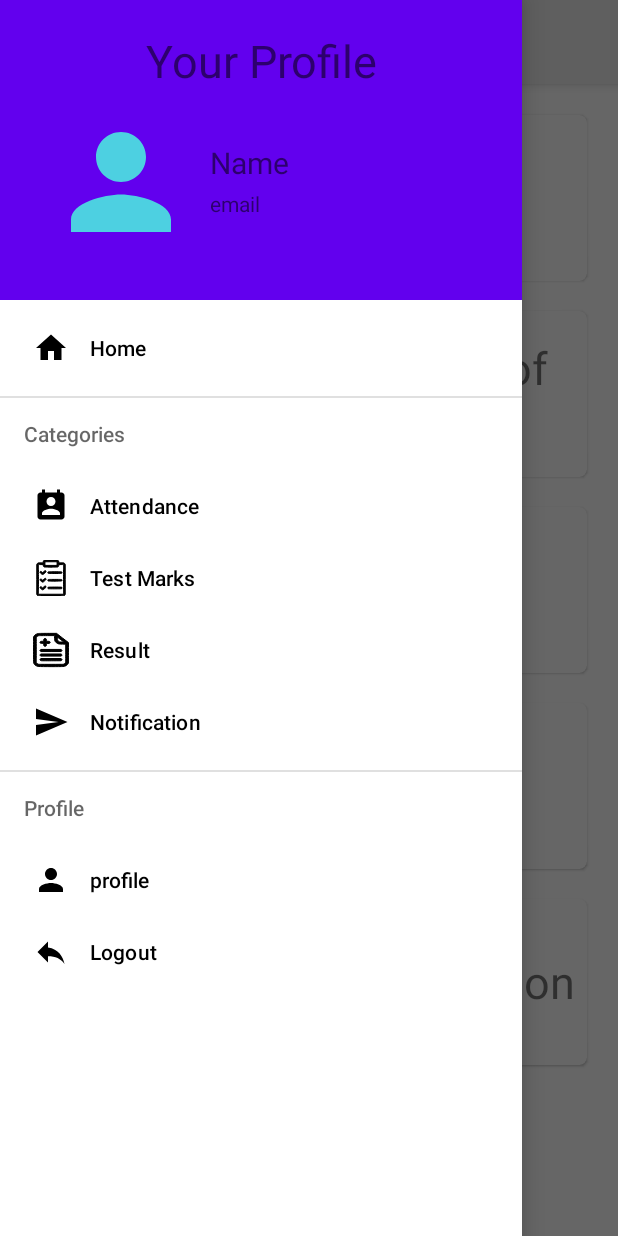
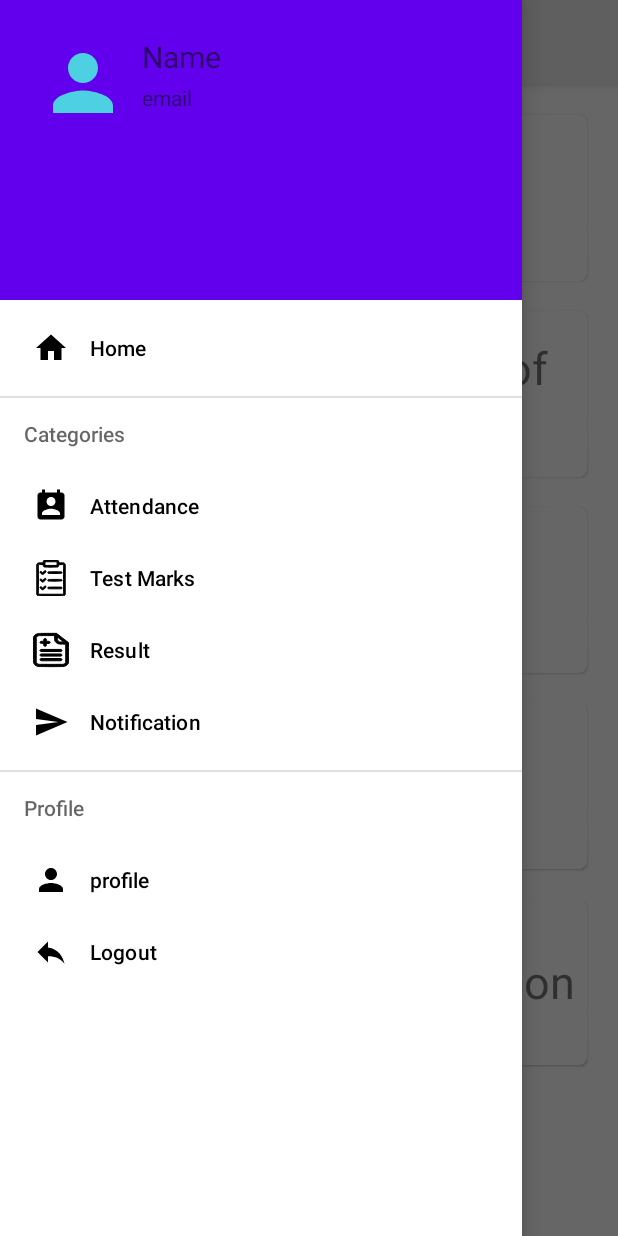
Before and after one commit to MaryumHabibQureshi/SchoolApplicationProject, an Android app: the screen it shows after launch once a user with an empty profile is signed in (MainActivity), with the side drawer open, on a phone screen of 412 x 824 dp. Run offline under Robolectric (Android 15) with nearby library versions, the phone set to English and light mode, and no system bars; our stand-ins replace Firebase (no records; nobody signed in at launch, a user with empty details on screens opened directly).

Commit message:
5th commit

```diff
--- a/app/src/main/AndroidManifest.xml
+++ b/app/src/main/AndroidManifest.xml
@@ -11,7 +11,8 @@
         android:roundIcon="@mipmap/ic_launcher_round"
         android:supportsRtl="true"
         android:theme="@style/AppTheme">
-        <activity android:name=".ParentDashboard"></activity>
+        <activity android:name=".AttendanceActivity"></activity>
+        <activity android:name=".ParentDashboard" />
         <activity android:name=".RegisterActivity" />
         <activity android:name=".LoginActivity" />
         <activity android:name=".MainActivity" />
--- a/app/src/main/java/com/example/schoolapplicationproject/MainActivity.java
+++ b/app/src/main/java/com/example/schoolapplicationproject/MainActivity.java
@@ -58,6 +58,7 @@ public class MainActivity extends AppCompatActivity { //this class is teacher da
         userId = firebaseAuth.getCurrentUser().getUid();
         final DocumentReference documentReference = firebaseFirestore.collection("teacher").document(userId);
 
+        binding.navigationView.bringToFront();
         binding.navigationView.setNavigationItemSelectedListener(new NavigationView.OnNavigationItemSelectedListener() {
             @Override
             public boolean onNavigationItemSelected(@NonNull MenuItem item) {
@@ -83,7 +84,7 @@ public class MainActivity extends AppCompatActivity { //this class is teacher da
                     case R.id.nav_logout:
                         Toast.makeText(MainActivity.this, "logout", Toast.LENGTH_SHORT).show();
                         FirebaseAuth.getInstance().signOut();
-                        Intent intent = new Intent(getApplicationContext(),MainActivity.class);
+                        Intent intent = new Intent(getApplicationContext(),LoginActivity.class);
                         startActivity(intent);
                         finish();
                         break;
--- a/app/src/main/java/com/example/schoolapplicationproject/Teacher.java
+++ b/app/src/main/java/com/example/schoolapplicationproject/Model/Teacher.java
@@ -1,4 +1,4 @@
-package com.example.schoolapplicationproject;
+package com.example.schoolapplicationproject.Model;
 
 public class Teacher {
     private String name;
--- a/app/src/main/java/com/example/schoolapplicationproject/Users.java
+++ b/app/src/main/java/com/example/schoolapplicationproject/Model/Users.java
@@ -1,4 +1,4 @@
-package com.example.schoolapplicationproject;
+package com.example.schoolapplicationproject.Model;
 
 public class Users {
     private String email;
--- a/app/src/main/java/com/example/schoolapplicationproject/RegisterActivity.java
+++ b/app/src/main/java/com/example/schoolapplicationproject/RegisterActivity.java
@@ -10,6 +10,7 @@ import android.view.View;
 import android.widget.RadioButton;
 import android.widget.Toast;
 
+import com.example.schoolapplicationproject.Model.Users;
 import com.example.schoolapplicationproject.databinding.ActivityRegisterBinding;
 import com.google.android.gms.tasks.OnCompleteListener;
 import com.google.android.gms.tasks.OnFailureListener;
@@ -17,7 +18,6 @@ import com.google.android.gms.tasks.OnSuccessListener;
 import com.google.android.gms.tasks.Task;
 import com.google.firebase.auth.AuthResult;
 import com.google.firebase.auth.FirebaseAuth;
-import com.google.firebase.auth.FirebaseUser;
 import com.google.firebase.firestore.DocumentReference;
 import com.google.firebase.firestore.FirebaseFirestore;
 
--- a/app/src/main/res/layout/header.xml
+++ b/app/src/main/res/layout/header.xml
@@ -3,27 +3,13 @@
     xmlns:android="http://schemas.android.com/apk/res/android"
     android:layout_width="match_parent"
     android:layout_height="200dp"
-    android:orientation="vertical"
+    android:orientation="horizontal"
     android:background="@color/colorPrimary"
-    android:gravity="bottom"
+    android:gravity="top"
     android:padding="20dp">
-
-    <TextView
-        android:layout_width="match_parent"
-        android:layout_height="wrap_content"
-        android:text="Your Profile"
-        android:textSize="30sp"
-        android:textAlignment="center"/>
-
-    <LinearLayout
-        android:layout_width="match_parent"
-        android:layout_height="wrap_content"
-        android:layout_margin="5dp"
-        android:orientation="horizontal">
-
         <ImageView
-            android:layout_width="100dp"
-            android:layout_height="100dp"
+            android:layout_width="60dp"
+            android:layout_height="60dp"
             android:id="@+id/img_profile_pic"
             android:src="@drawable/ic_default_person"
             android:layout_margin="5dp" />
@@ -32,7 +18,7 @@
             android:layout_width="wrap_content"
             android:layout_height="wrap_content"
             android:layout_margin="2dp"
-            android:layout_gravity="center"
+            android:layout_gravity="top"
             android:orientation="vertical">
 
             <TextView
@@ -76,6 +62,4 @@
 
         </LinearLayout>
 
-    </LinearLayout>
-
 </LinearLayout>
```
Also changed, not shown: app/src/main/java/com/example/schoolapplicationproject/AttendanceActivity.java (added, +14 -0 lines), app/src/main/java/com/example/schoolapplicationproject/Model/Class.java (added, +62 -0 lines), app/src/main/java/com/example/schoolapplicationproject/Model/Subject.java (added, +30 -0 lines), app/src/main/res/layout/activity_attendance.xml (added, +9 -0 lines).
